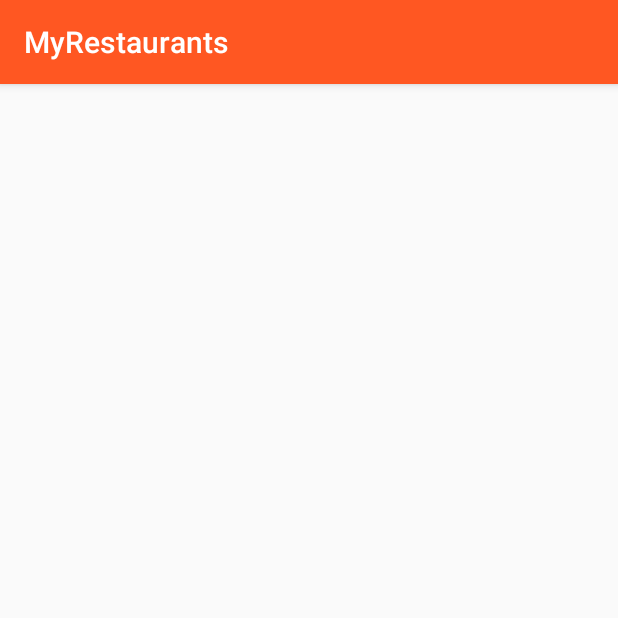
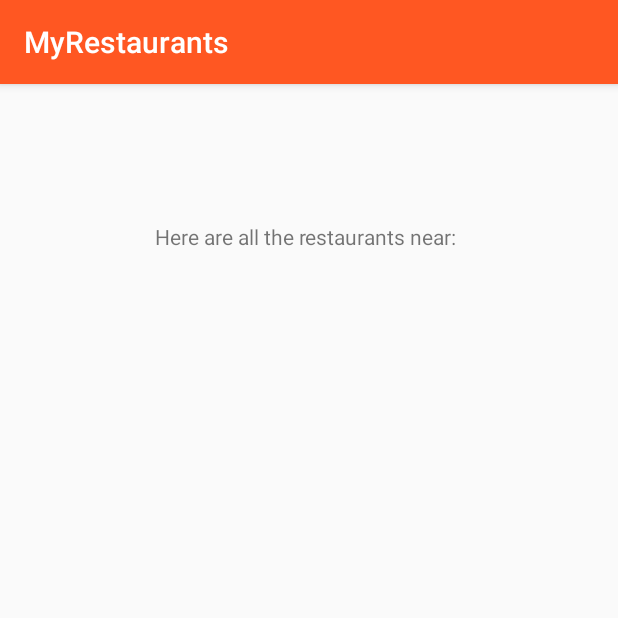
Before and after one commit to sjullieb/android-my-restaurants, an Android app: the screen it shows after launch (RestaurantsActivity), after a tap on "FIND RESTAURANTS", on a phone screen of 412 x 824 dp, the top half of it. Run offline under Robolectric (Android 15) with nearby library versions, the phone set to English and light mode, and no system bars.

Commit message:
pass additional information with intent to another activity

```diff
--- a/app/src/main/java/com/example/guest/myrestaurants/MainActivity.java
+++ b/app/src/main/java/com/example/guest/myrestaurants/MainActivity.java
@@ -25,8 +25,8 @@ public class MainActivity extends AppCompatActivity {
             @Override
             public void onClick(View view) {
                 String location = mLocationEditText.getText().toString();
-                Log.d(TAG, location);
                 Intent intent = new Intent(MainActivity.this, RestaurantsActivity.class);
+                intent.putExtra("location", location);
                 startActivity(intent);
             }
         });
--- a/app/src/main/java/com/example/guest/myrestaurants/RestaurantsActivity.java
+++ b/app/src/main/java/com/example/guest/myrestaurants/RestaurantsActivity.java
@@ -1,13 +1,22 @@
 package com.example.guest.myrestaurants;
 
+import android.content.Intent;
 import android.support.v7.app.AppCompatActivity;
 import android.os.Bundle;
+import android.widget.TextView;
 
 public class RestaurantsActivity extends AppCompatActivity {
+    private TextView mLocationTextView;
 
     @Override
     protected void onCreate(Bundle savedInstanceState) {
         super.onCreate(savedInstanceState);
         setContentView(R.layout.activity_restaurants);
+
+        mLocationTextView = (TextView) findViewById(R.id.locationTextView);
+
+        Intent intent = getIntent();
+        String location = intent.getStringExtra("location");
+        mLocationTextView.setText("Here are all the restaurants near: " + location);
     }
 }
--- a/app/src/main/res/layout/activity_restaurants.xml
+++ b/app/src/main/res/layout/activity_restaurants.xml
@@ -1,9 +1,17 @@
 <?xml version="1.0" encoding="utf-8"?>
-<android.support.constraint.ConstraintLayout xmlns:android="http://schemas.android.com/apk/res/android"
-    xmlns:app="http://schemas.android.com/apk/res-auto"
+<RelativeLayout xmlns:android="http://schemas.android.com/apk/res/android"
     xmlns:tools="http://schemas.android.com/tools"
     android:layout_width="match_parent"
     android:layout_height="match_parent"
     tools:context="com.example.guest.myrestaurants.RestaurantsActivity">
 
-</android.support.constraint.ConstraintLayout>
+    <TextView
+        android:id="@+id/locationTextView"
+        android:layout_width="wrap_content"
+        android:layout_height="wrap_content"
+        android:layout_alignParentTop="true"
+        android:layout_centerHorizontal="true"
+        android:layout_centerInParent="false"
+        android:layout_marginTop="92dp"
+        android:text="TextView" />
+</RelativeLayout>
```
